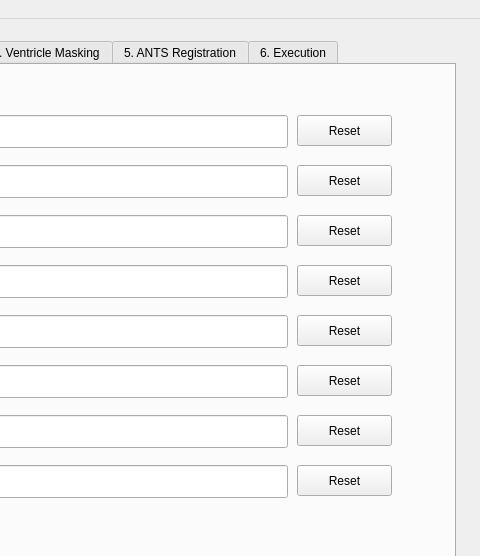
Qt form src/app/csfwindow.ui (hay318/auto_EACSF) before a commit; both pictures show x 585 to 1065 and y 0 to 556 of the 1065 by 747 pixel window.
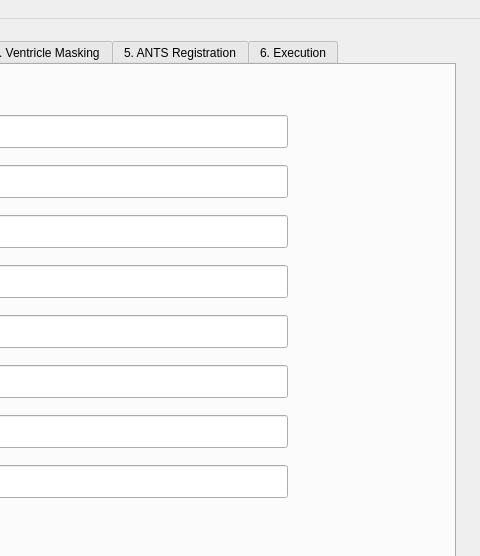
The same form after that commit. The open tabs and pages were chosen to show the change.

What changed in the file:
```diff
--- a/src/app/csfwindow.ui
+++ b/src/app/csfwindow.ui
@@ -414,97 +414,6 @@
        <string>Python</string>
       </property>
      </widget>
-     <widget class="QPushButton" name="pushButton_ABCreset">
-      <property name="geometry">
-       <rect>
-        <x>860</x>
-        <y>50</y>
-        <width>95</width>
-        <height>31</height>
-       </rect>
-      </property>
-      <property name="text">
-       <string>Reset</string>
-      </property>
-     </widget>
-     <widget class="QPushButton" name="pushButton_ANTSreset">
-      <property name="geometry">
-       <rect>
-        <x>860</x>
-        <y>100</y>
-        <width>95</width>
-        <height>31</height>
-       </rect>
-      </property>
-      <property name="text">
-       <string>Reset</string>
-      </property>
-     </widget>
-     <widget class="QPushButton" name="pushButton_ITKreset">
-      <property name="geometry">
-       <rect>
-        <x>860</x>
-        <y>150</y>
-        <width>95</width>
-        <height>31</height>
-       </rect>
-      </property>
-      <property name="text">
-       <string>Reset</string>
-      </property>
-     </widget>
-     <widget class="QPushButton" name="pushButton_FSLBETreset">
-      <property name="geometry">
-       <rect>
-        <x>860</x>
-        <y>200</y>
-        <width>95</width>
-        <height>31</height>
-       </rect>
-      </property>
-      <property name="text">
-       <string>Reset</string>
-      </property>
-     </widget>
-     <widget class="QPushButton" name="pushButton_N4reset">
-      <property name="geometry">
-       <rect>
-        <x>860</x>
-        <y>250</y>
-        <width>95</width>
-        <height>31</height>
-       </rect>
-      </property>
-      <property name="text">
-       <string>Reset</string>
-      </property>
-     </widget>
-     <widget class="QPushButton" name="pushButton_ImageMathReset">
-      <property name="geometry">
-       <rect>
-        <x>860</x>
-        <y>300</y>
-        <width>95</width>
-        <height>31</height>
-       </rect>
-      </property>
-      <property name="text">
-       <string>Reset</string>
-      </property>
-     </widget>
-     <widget class="QPushButton" name="pushButton_PythonRest">
-      <property name="geometry">
-       <rect>
-        <x>860</x>
-        <y>350</y>
-        <width>95</width>
-        <height>31</height>
-       </rect>
-      </property>
-      <property name="text">
-       <string>Reset</string>
-      </property>
-     </widget>
      <widget class="QLineEdit" name="lineEdit_ABC">
       <property name="geometry">
        <rect>
@@ -620,19 +529,6 @@
        </rect>
       </property>
      </widget>
-     <widget class="QPushButton" name="pushButton_BRAINSFitRest">
-      <property name="geometry">
-       <rect>
-        <x>860</x>
-        <y>400</y>
-        <width>95</width>
-        <height>31</height>
-       </rect>
-      </property>
-      <property name="text">
-       <string>Reset</string>
-      </property>
-     </widget>
     </widget>
     <widget class="QWidget" name="tab_RAandSS">
      <attribute name="title">
```
Left out of the diff: 46 changed lines with no effect on the pictures.
